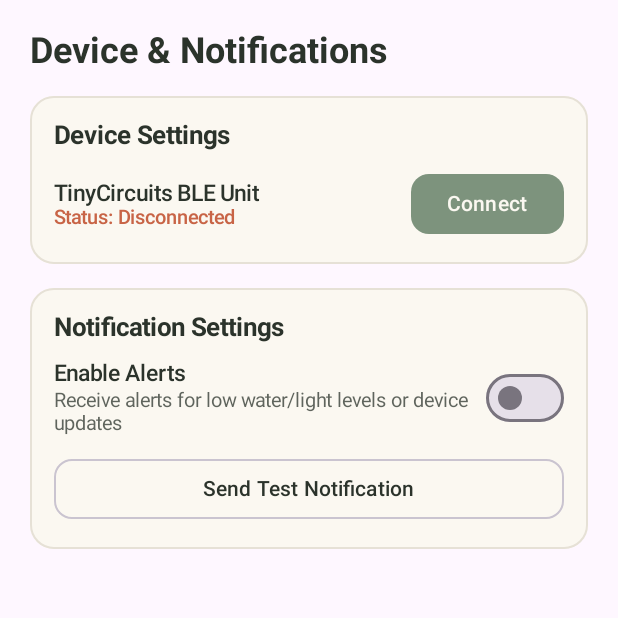
After one commit to noorulhakeema/AuraPlant, an Android app built with Jetpack Compose: the composable AuraSettingsScreen shown on its own in the app's theme, on a phone screen of 412 x 824 dp, the top half of it. The commit adds this screen. Run offline under Robolectric (Android 15) with nearby library versions, the phone set to English and light mode, and no system bars; 3 statements that could not run were skipped.

Commit message:
update the settings page

```diff
--- a/andriod app/app/src/main/AndroidManifest.xml
+++ b/andriod app/app/src/main/AndroidManifest.xml
@@ -11,6 +11,9 @@
 
     <!-- microphone audio-->
     <uses-permission android:name="android.permission.RECORD_AUDIO" />
+
+    <!-- Notification permission for Android 13+ (API 33+) -->
+    <uses-permission android:name="android.permission.POST_NOTIFICATIONS" />
 
     <!-- Declare that your app requires BLE hardware -->
     <uses-feature android:name="android.hardware.bluetooth_le" android:required="true" />
--- /dev/null
+++ b/andriod app/app/src/main/java/com/example/auraplantapp/AuraNotificationHelper.kt
@@ -0,0 +1,68 @@
+package com.example.auraplantapp
+
+import android.Manifest
+import android.app.NotificationChannel
+import android.app.NotificationManager
+import android.content.Context
+import android.content.pm.PackageManager
+import android.os.Build
+import androidx.core.app.NotificationCompat
+import androidx.core.app.NotificationManagerCompat
+import androidx.core.content.ContextCompat
+
+object AuraNotificationHelper {
+    const val CHANNEL_ID = "auraplant_reminders"
+    private const val CHANNEL_NAME = "AuraPlant Device & Care Alerts"
+    private var nextNotificationId = 1001
+
+    fun ensureChannelCreated(context: Context) {
+        if (Build.VERSION.SDK_INT >= Build.VERSION_CODES.O) {
+            val channel = NotificationChannel(
+                CHANNEL_ID,
+                CHANNEL_NAME,
+                NotificationManager.IMPORTANCE_DEFAULT
+            ).apply {
+                description = "Alerts from your connected device and care reminders"
+            }
+            val manager = context.getSystemService(Context.NOTIFICATION_SERVICE) as NotificationManager
+            manager.createNotificationChannel(channel)
+        }
+    }
+
+    fun hasNotificationPermission(context: Context): Boolean {
+        return if (Build.VERSION.SDK_INT >= Build.VERSION_CODES.TIRAMISU) {
+            ContextCompat.checkSelfPermission(
+                context,
+                Manifest.permission.POST_NOTIFICATIONS
+            ) == PackageManager.PERMISSION_GRANTED
+        } else {
+            true
+        }
+    }
+
+    fun sendAlert(
+        context: Context,
+        title: String,
+        message: String
+    ): Boolean {
+        if (!hasNotificationPermission(context)) {
+            return false
+        }
+        ensureChannelCreated(context)
+
+        val builder = NotificationCompat.Builder(context, CHANNEL_ID)
+            .setSmallIcon(android.R.drawable.ic_dialog_info)
+            .setContentTitle(title)
+            .setContentText(message)
+            .setStyle(NotificationCompat.BigTextStyle().bigText(message))
+            .setPriority(NotificationCompat.PRIORITY_DEFAULT)
+            .setAutoCancel(true)
+
+        return try {
+            NotificationManagerCompat.from(context).notify(nextNotificationId++, builder.build())
+            true
+        } catch (_: SecurityException) {
+            false
+        }
+    }
+}
--- /dev/null
+++ b/andriod app/app/src/main/java/com/example/auraplantapp/AuraSettingsScreen.kt
@@ -0,0 +1,251 @@
+package com.example.auraplantapp
+
+import android.Manifest
+import android.os.Build
+import androidx.activity.compose.rememberLauncherForActivityResult
+import androidx.activity.result.contract.ActivityResultContracts
+import androidx.compose.foundation.BorderStroke
+import androidx.compose.foundation.layout.*
+import androidx.compose.foundation.rememberScrollState
+import androidx.compose.foundation.shape.RoundedCornerShape
+import androidx.compose.foundation.verticalScroll
+import androidx.compose.material3.*
+import androidx.compose.runtime.*
+import androidx.compose.ui.Alignment
+import androidx.compose.ui.Modifier
+import androidx.compose.ui.platform.LocalContext
+import androidx.compose.ui.text.font.FontWeight
+import androidx.compose.ui.unit.dp
+import androidx.compose.ui.unit.sp
+import com.example.auraplantapp.ui.theme.*
+
+@Composable
+fun AuraSettingsScreen(
+    deviceName: String = "TinyCircuits BLE Unit",
+    isDeviceConnected: Boolean,
+    onToggleDeviceConnection: () -> Unit,
+    notificationsEnabled: Boolean,
+    onNotificationsEnabledChange: (Boolean) -> Unit
+) {
+    val context = LocalContext.current
+    var statusMessage by remember { mutableStateOf<String?>(null) }
+
+    val notificationPermissionLauncher = rememberLauncherForActivityResult(
+        contract = ActivityResultContracts.RequestPermission()
+    ) { granted ->
+        onNotificationsEnabledChange(granted)
+        statusMessage = if (granted) {
+            "Notifications enabled!"
+        } else {
+            "Notification permission was denied."
+        }
+    }
+
+    val blePermissionLauncher = rememberLauncherForActivityResult(
+        contract = ActivityResultContracts.RequestMultiplePermissions()
+    ) { results ->
+        val anyGranted = results.values.any { it }
+        if (anyGranted) {
+            onToggleDeviceConnection()
+            statusMessage = "Bluetooth permissions granted. Updated device state."
+        } else {
+            statusMessage = "Bluetooth permissions needed to scan or connect."
+        }
+    }
+
+    LaunchedEffect(Unit) {
+        AuraNotificationHelper.ensureChannelCreated(context)
+    }
+
+    Column(
+        modifier = Modifier
+            .fillMaxSize()
+            .verticalScroll(rememberScrollState())
+            .padding(20.dp),
+        verticalArrangement = Arrangement.spacedBy(16.dp)
+    ) {
+        Text(
+            text = "Device & Notifications",
+            fontSize = 24.sp,
+            fontWeight = FontWeight.Bold,
+            color = TextDark
+        )
+
+        // --- DEVICE SETTINGS CARD ---
+        Surface(
+            modifier = Modifier.fillMaxWidth(),
+            shape = RoundedCornerShape(16.dp),
+            color = CardSurface,
+            border = BorderStroke(1.dp, BarEmpty)
+        ) {
+            Column(
+                modifier = Modifier.padding(16.dp),
+                verticalArrangement = Arrangement.spacedBy(12.dp)
+            ) {
+                Text(
+                    text = "Device Settings",
+                    fontSize = 17.sp,
+                    fontWeight = FontWeight.Bold,
+                    color = TextDark
+                )
+
+                Row(
+                    modifier = Modifier.fillMaxWidth(),
+                    horizontalArrangement = Arrangement.SpaceBetween,
+                    verticalAlignment = Alignment.CenterVertically
+                ) {
+                    Column(modifier = Modifier.weight(1f)) {
+                        Text(
+                            text = deviceName,
+                            fontSize = 15.sp,
+                            fontWeight = FontWeight.SemiBold,
+                            color = TextDark
+                        )
+                        Text(
+                            text = if (isDeviceConnected) "Status: Connected" else "Status: Disconnected",
+                            fontSize = 13.sp,
+                            color = if (isDeviceConnected) SageHeader else TerracottaBox,
+                            fontWeight = FontWeight.Medium
+                        )
+                    }
+
+                    Button(
+                        onClick = {
+                            if (!isDeviceConnected && Build.VERSION.SDK_INT >= Build.VERSION_CODES.S) {
+                                blePermissionLauncher.launch(
+                                    arrayOf(
+                                        Manifest.permission.BLUETOOTH_SCAN,
+                                        Manifest.permission.BLUETOOTH_CONNECT
+                                    )
+                                )
+                            } else {
+                                onToggleDeviceConnection()
+                                statusMessage = if (!isDeviceConnected) {
+                                    "Connected to $deviceName (mock state)"
+                                } else {
+                                    "Disconnected from $deviceName"
+                                }
+                            }
+                        },
+                        shape = RoundedCornerShape(12.dp),
+                        colors = ButtonDefaults.buttonColors(
+                            containerColor = SageHeader,
+                            contentColor = CardSurface
+                        )
+                    ) {
+                        Text(if (isDeviceConnected) "Disconnect" else "Connect")
+                    }
+                }
+            }
+        }
+
+        // --- NOTIFICATION SETTINGS CARD ---
+        Surface(
+            modifier = Modifier.fillMaxWidth(),
+            shape = RoundedCornerShape(16.dp),
+            color = CardSurface,
+            border = BorderStroke(1.dp, BarEmpty)
+        ) {
+            Column(
+                modifier = Modifier.padding(16.dp),
+                verticalArrangement = Arrangement.spacedBy(12.dp)
+            ) {
+                Text(
+                    text = "Notification Settings",
+                    fontSize = 17.sp,
+                    fontWeight = FontWeight.Bold,
+                    color = TextDark
+                )
+
+                Row(
+                    modifier = Modifier.fillMaxWidth(),
+                    horizontalArrangement = Arrangement.SpaceBetween,
+                    verticalAlignment = Alignment.CenterVertically
+                ) {
+                    Column(modifier = Modifier.weight(1f)) {
+                        Text(
+                            text = "Enable Alerts",
+                            fontSize = 15.sp,
+                            fontWeight = FontWeight.SemiBold,
+                            color = TextDark
+                        )
+                        Spacer(modifier = Modifier.height(2.dp))
+                        Text(
+                            text = "Receive alerts for low water/light levels or device updates",
+                            fontSize = 13.sp,
+                            color = TextDark.copy(alpha = 0.75f)
+                        )
+                    }
+
+                    Spacer(modifier = Modifier.width(12.dp))
+
+                    Switch(
+                        checked = notificationsEnabled,
+                        onCheckedChange = { checked ->
+                            if (checked &&
+                                Build.VERSION.SDK_INT >= Build.VERSION_CODES.TIRAMISU &&
+                                !AuraNotificationHelper.hasNotificationPermission(context)
+                            ) {
+                                notificationPermissionLauncher.launch(Manifest.permission.POST_NOTIFICATIONS)
+                            } else {
+                                onNotificationsEnabledChange(checked)
+                                statusMessage = if (checked) {
+                                    "Notifications turned ON"
+                                } else {
+                                    "Notifications turned OFF"
+                                }
+                            }
+                        },
+                        colors = SwitchDefaults.colors(
+                            checkedThumbColor = CardSurface,
+                            checkedTrackColor = SageHeader
+                        )
+                    )
+                }
+
+                OutlinedButton(
+                    onClick = {
+                        if (!notificationsEnabled) {
+                            statusMessage = "Turn on 'Enable Alerts' first."
+                            return@OutlinedButton
+                        }
+                        if (Build.VERSION.SDK_INT >= Build.VERSION_CODES.TIRAMISU &&
+                            !AuraNotificationHelper.hasNotificationPermission(context)
+                        ) {
+                            notificationPermissionLauncher.launch(Manifest.permission.POST_NOTIFICATIONS)
+                            return@OutlinedButton
+                        }
+
+                        val sent = AuraNotificationHelper.sendAlert(
+                            context = context,
+                            title = "Test Alert",
+                            message = "Device & notification settings are working properly!"
+                        )
+                        statusMessage = if (sent) {
+                            "Test notification sent! Pull down the notification shade."
+                        } else {
+                            "Could not send notification—check permission."
+                        }
+                    },
+                    modifier = Modifier.fillMaxWidth(),
+                    shape = RoundedCornerShape(12.dp)
+                ) {
+                    Text(
+                        text = "Send Test Notification",
+                        color = TextDark,
+                        fontWeight = FontWeight.Medium
+                    )
+                }
+
+                if (statusMessage != null) {
+                    Text(
+                        text = statusMessage!!,
+                        fontSize = 12.sp,
+                        color = SageHeader,
+                        fontWeight = FontWeight.Medium
+                    )
+                }
+            }
+        }
+    }
+}
```
Also changed, not shown: andriod app/app/src/main/java/com/example/auraplantapp/MainActivity.kt (+12 -1 lines).
